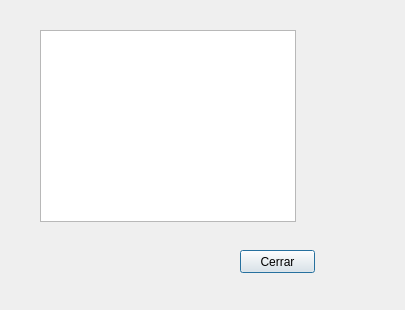
Before: the Qt Designer form Server/ventanalistausuarios.ui in GrageraE/App-Mensajeria, drawn with Qt 5.
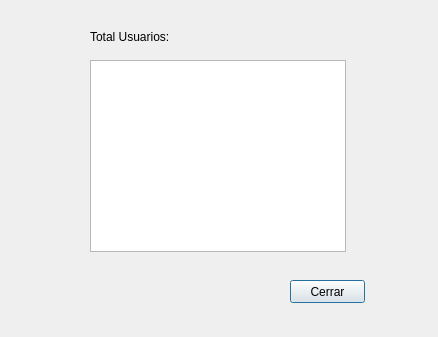
After: the same form once the commit is applied.

Diff of the .ui file:
```diff
--- a/Server/ventanalistausuarios.ui
+++ b/Server/ventanalistausuarios.ui
@@ -6,8 +6,8 @@
    <rect>
     <x>0</x>
     <y>0</y>
-    <width>405</width>
-    <height>310</height>
+    <width>438</width>
+    <height>337</height>
    </rect>
   </property>
   <property name="windowTitle">
@@ -16,8 +16,8 @@
   <widget class="QTableWidget" name="tabla">
    <property name="geometry">
     <rect>
-     <x>40</x>
-     <y>30</y>
+     <x>90</x>
+     <y>60</y>
      <width>256</width>
      <height>192</height>
     </rect>
@@ -26,8 +26,8 @@
   <widget class="QPushButton" name="pushButton">
    <property name="geometry">
     <rect>
-     <x>240</x>
-     <y>250</y>
+     <x>290</x>
+     <y>280</y>
      <width>75</width>
      <height>23</height>
     </rect>
@@ -36,6 +36,42 @@
     <string>Cerrar</string>
    </property>
   </widget>
+  <widget class="QLabel" name="label">
+   <property name="geometry">
+    <rect>
+     <x>90</x>
+     <y>30</y>
+     <width>80</width>
+     <height>14</height>
+    </rect>
+   </property>
+   <property name="font">
+    <font>
+     <pointsize>9</pointsize>
+    </font>
+   </property>
+   <property name="text">
+    <string>Total Usuarios:</string>
+   </property>
+  </widget>
+  <widget class="QLabel" name="numeroUsuarios">
+   <property name="geometry">
+    <rect>
+     <x>180</x>
+     <y>30</y>
+     <width>61</width>
+     <height>16</height>
+    </rect>
+   </property>
+   <property name="font">
+    <font>
+     <pointsize>9</pointsize>
+    </font>
+   </property>
+   <property name="text">
+    <string/>
+   </property>
+  </widget>
  </widget>
  <resources/>
  <connections/>
```
